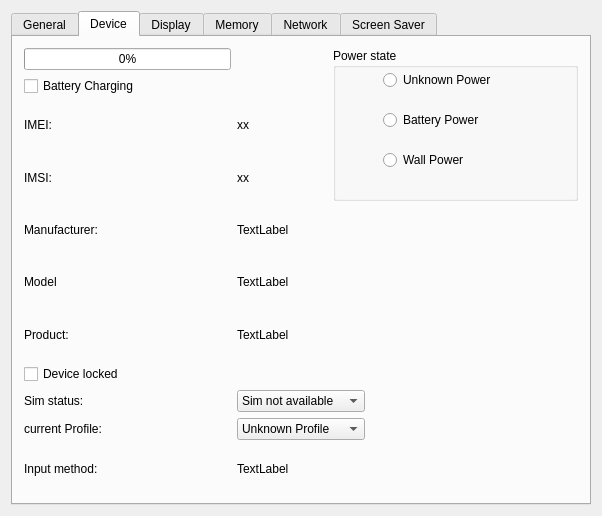
First picture: the form in examples/sysinfo/dialog.ui, repository qtproject/qt-mobility, before the edit.
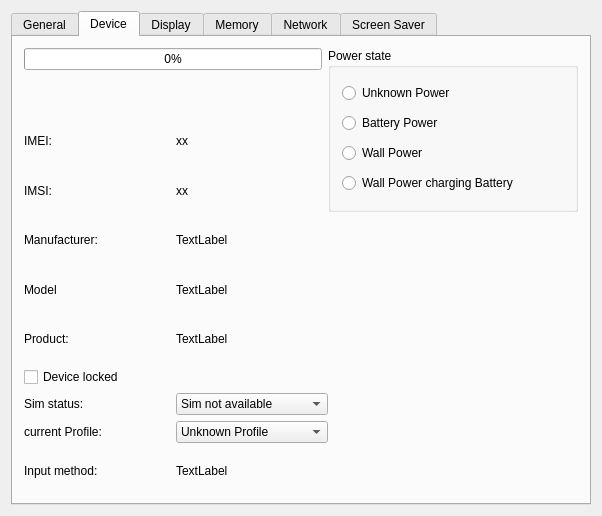
Second picture: the form after the edit. The open tabs and pages were chosen to show the change.

```diff
--- a/examples/sysinfo/dialog.ui
+++ b/examples/sysinfo/dialog.ui
@@ -221,7 +221,7 @@
        <string>Device</string>
       </attribute>
       <layout class="QGridLayout" name="gridLayout_6">
-       <item row="0" column="0">
+       <item row="0" column="0" colspan="2">
         <widget class="QProgressBar" name="batteryLevelBar">
          <property name="maximum">
           <number>100</number>
@@ -231,58 +231,55 @@
          </property>
         </widget>
        </item>
-       <item row="0" column="3" rowspan="4" colspan="2">
+       <item row="0" column="2" rowspan="4" colspan="2">
         <widget class="QGroupBox" name="groupBox">
          <property name="title">
           <string>Power state</string>
          </property>
-         <widget class="QRadioButton" name="radioButton_3">
-          <property name="geometry">
-           <rect>
-            <x>50</x>
-            <y>100</y>
-            <width>101</width>
-            <height>24</height>
-           </rect>
-          </property>
-          <property name="text">
-           <string>Wall Power</string>
-          </property>
-         </widget>
+         <layout class="QGridLayout" name="gridLayout_8">
+          <item row="0" column="0">
          <widget class="QRadioButton" name="radioButton">
-          <property name="geometry">
-           <rect>
-            <x>50</x>
-            <y>20</y>
-            <width>151</width>
-            <height>24</height>
-           </rect>
-          </property>
           <property name="text">
            <string>Unknown Power</string>
           </property>
          </widget>
+          </item>
+          <item row="1" column="0">
          <widget class="QRadioButton" name="radioButton_2">
-          <property name="geometry">
-           <rect>
-            <x>50</x>
-            <y>60</y>
-            <width>121</width>
-            <height>24</height>
-           </rect>
-          </property>
           <property name="text">
            <string>Battery Power</string>
           </property>
          </widget>
-        </widget>
-       </item>
-       <item row="1" column="0">
-        <widget class="QCheckBox" name="batteryChargingCheckBox">
+          </item>
+          <item row="2" column="0">
+           <widget class="QRadioButton" name="radioButton_3">
+            <property name="text">
+             <string>Wall Power</string>
+            </property>
+           </widget>
+          </item>
+          <item row="3" column="0">
+           <widget class="QRadioButton" name="radioButton_4">
          <property name="text">
-          <string>Battery Charging</string>
-         </property>
-        </widget>
+             <string>Wall Power charging Battery</string>
+            </property>
+           </widget>
+          </item>
+         </layout>
+        </widget>
+       </item>
+       <item row="1" column="0" colspan="2">
+        <spacer name="horizontalSpacer_2">
+         <property name="orientation">
+          <enum>Qt::Horizontal</enum>
+         </property>
+         <property name="sizeHint" stdset="0">
+          <size>
+           <width>298</width>
+           <height>20</height>
+          </size>
+         </property>
+        </spacer>
        </item>
        <item row="2" column="0">
         <widget class="QLabel" name="label_18">
@@ -319,7 +316,7 @@
          </property>
         </widget>
        </item>
-       <item row="4" column="1" colspan="2">
+       <item row="4" column="1">
         <widget class="QLabel" name="manufacturerLabel">
          <property name="text">
           <string>TextLabel</string>
@@ -333,7 +330,7 @@
          </property>
         </widget>
        </item>
-       <item row="5" column="1" colspan="2">
+       <item row="5" column="1">
         <widget class="QLabel" name="modelLabel">
          <property name="text">
           <string>TextLabel</string>
@@ -347,7 +344,7 @@
          </property>
         </widget>
        </item>
-       <item row="6" column="1" colspan="2">
+       <item row="6" column="1">
         <widget class="QLabel" name="productLabel">
          <property name="text">
           <string>TextLabel</string>
@@ -368,7 +365,7 @@
          </property>
         </widget>
        </item>
-       <item row="8" column="1" colspan="3">
+       <item row="8" column="1" colspan="2">
         <widget class="QComboBox" name="simComboBox">
          <item>
           <property name="text">
@@ -392,7 +389,7 @@
          </item>
         </widget>
        </item>
-       <item row="8" column="4">
+       <item row="8" column="3">
         <spacer name="horizontalSpacer">
          <property name="orientation">
           <enum>Qt::Horizontal</enum>
@@ -412,7 +409,7 @@
          </property>
         </widget>
        </item>
-       <item row="9" column="1" colspan="3">
+       <item row="9" column="1" colspan="2">
         <widget class="QComboBox" name="profileComboBox">
          <item>
           <property name="text">
```
Lines whose indentation alone changed are shown as unchanged.
